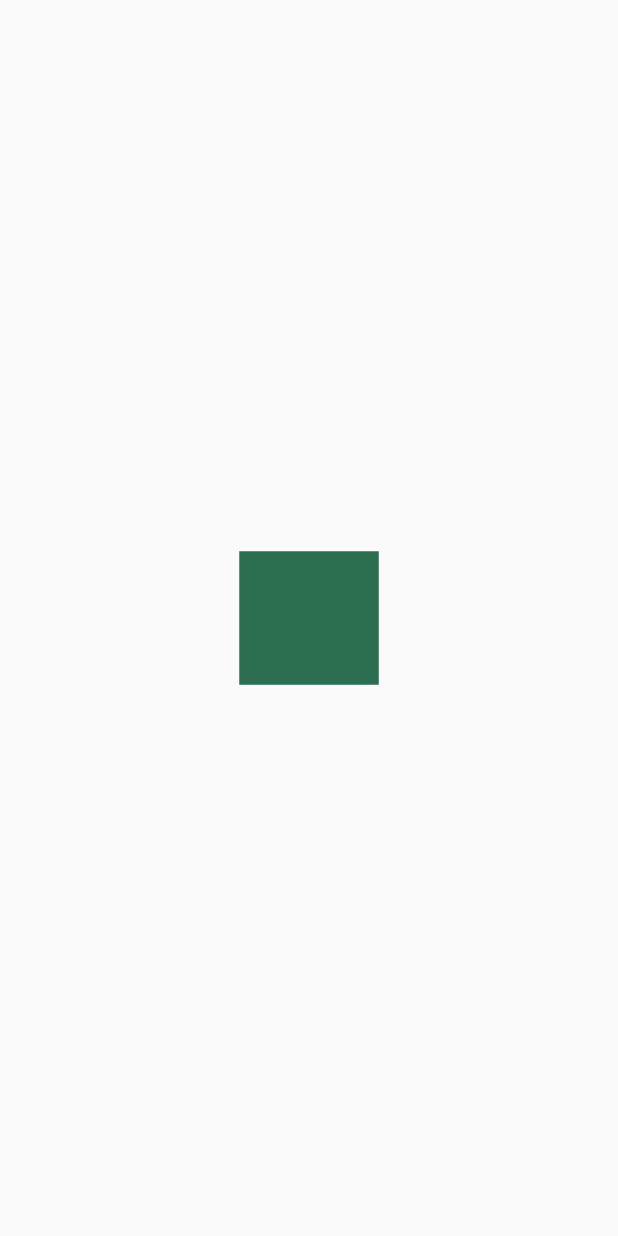
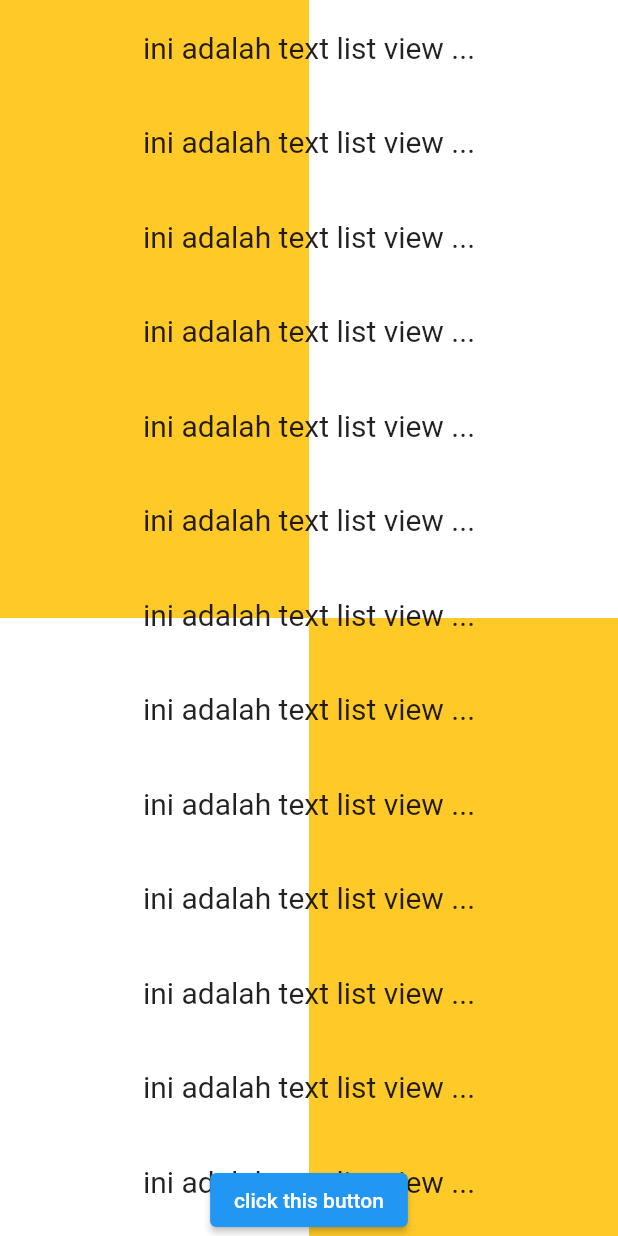
Before and after one commit to subhanassiddik/MyFlutterWidgetsLearn, a Flutter app: the screen it shows after launch, on a phone screen of 412 x 824 dp. Run offline on Flutter 3.47's test engine with Material 2 defaults, Android fonts, the phone set to English and light mode, and no system bars.

Commit message:
stack dan align widget

```diff
--- /dev/null
+++ b/lib/1_must_know/3_others/1_stack_and_align_widget.dart
@@ -0,0 +1,83 @@
+import 'package:flutter/material.dart';
+
+class WidgetStackAlign extends StatelessWidget {
+  final List<Widget> widgets = [];
+
+  WidgetStackAlign() {
+    for (var i = 0; i < 20; i++) {
+      widgets.add(
+        Container(
+          margin: EdgeInsets.all(20.0),
+          child: Text(
+            'ini adalah text list view ...',
+            style: TextStyle(fontSize: 20),
+          ),
+        ),
+      );
+    }
+  }
+
+  @override
+  Widget build(BuildContext context) {
+    return Scaffold(
+      body: Stack(
+        children: <Widget>[
+          Column(
+            children: [
+              Expanded(
+                flex: 1,
+                child: Row(
+                  children: [
+                    Expanded(
+                      flex: 1,
+                      child: Container(
+                        color: Colors.amber[400],
+                      ),
+                    ),
+                    Expanded(
+                      flex: 1,
+                      child: Container(
+                        color: Colors.white,
+                      ),
+                    ),
+                  ],
+                ),
+              ),
+              Expanded(
+                flex: 1,
+                child: Row(
+                  children: [
+                    Expanded(
+                      flex: 1,
+                      child: Container(
+                        color: Colors.white,
+                      ),
+                    ),
+                    Expanded(
+                      flex: 1,
+                      child: Container(
+                        color: Colors.amber[400],
+                      ),
+                    ),
+                  ],
+                ),
+              ),
+            ],
+          ),
+          ListView(
+            children: [
+              Column(
+                children: widgets,
+              ),
+            ],
+          ),
+          Align(
+              alignment: Alignment.bottomCenter,
+              // alignment: Alignment(0, 1),
+              child: ElevatedButton(
+                  onPressed: () {}, child: Text('click this button')))
+        ],
+      ),
+    );
+  }
+}
--- a/lib/main.dart
+++ b/lib/main.dart
@@ -1,5 +1,6 @@
 import 'package:flutter/material.dart';
-import 'package:flutter_widget_learn/1_must_know/2_layout/8_animated_container_dan_gesture_detector.dart';
+import 'package:flutter_widget_learn/1_must_know/3_others/1_stack_and_align_widget.dart';
+// import 'package:flutter_widget_learn/1_must_know/2_layout/8_animated_container_dan_gesture_detector.dart';
 // import 'package:flutter_widget_learn/1_must_know/2_layout/7_list_and_listview.dart';
 // import 'package:flutter_widget_learn/1_must_know/2_layout/6_text_style.dart';
 // import 'package:flutter_widget_learn/1_must_know/2_layout/5_anonymous_method.dart';
@@ -34,7 +35,7 @@ class MyApp extends StatelessWidget {
             // AnonymousMethod(),
             // WidgetTextStyle(),
             // ListListView(),
-          WidgetAnimatedContainer(),
-    );
+            // WidgetAnimatedContainer(),
+            WidgetStackAlign());
   }
 }
```
Lines whose indentation alone changed are shown as unchanged.
